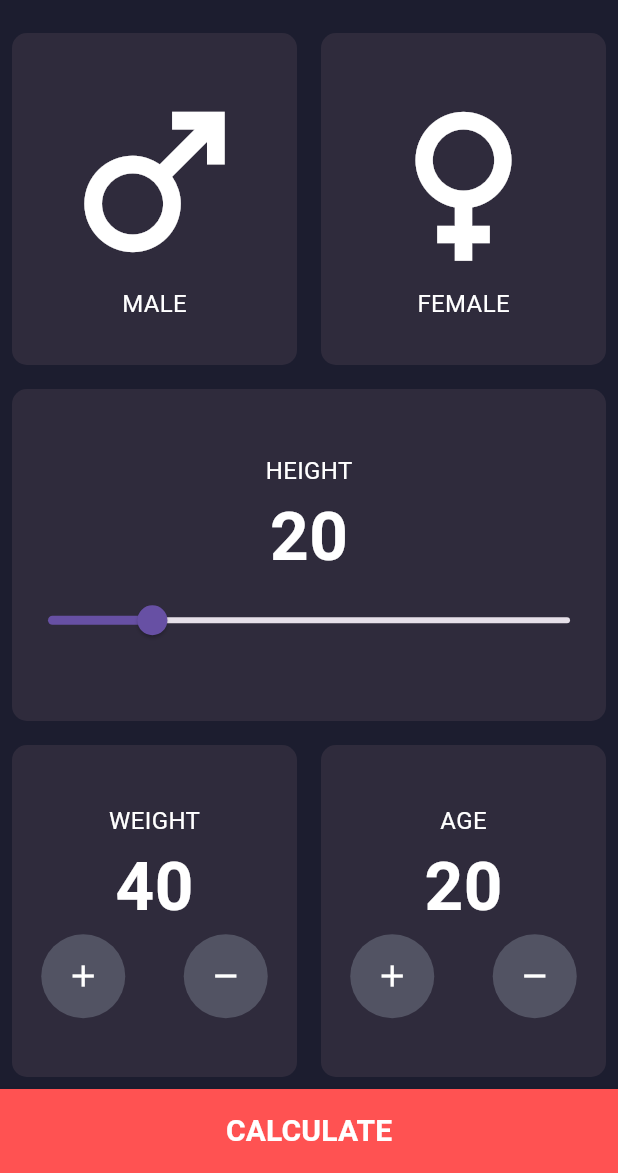
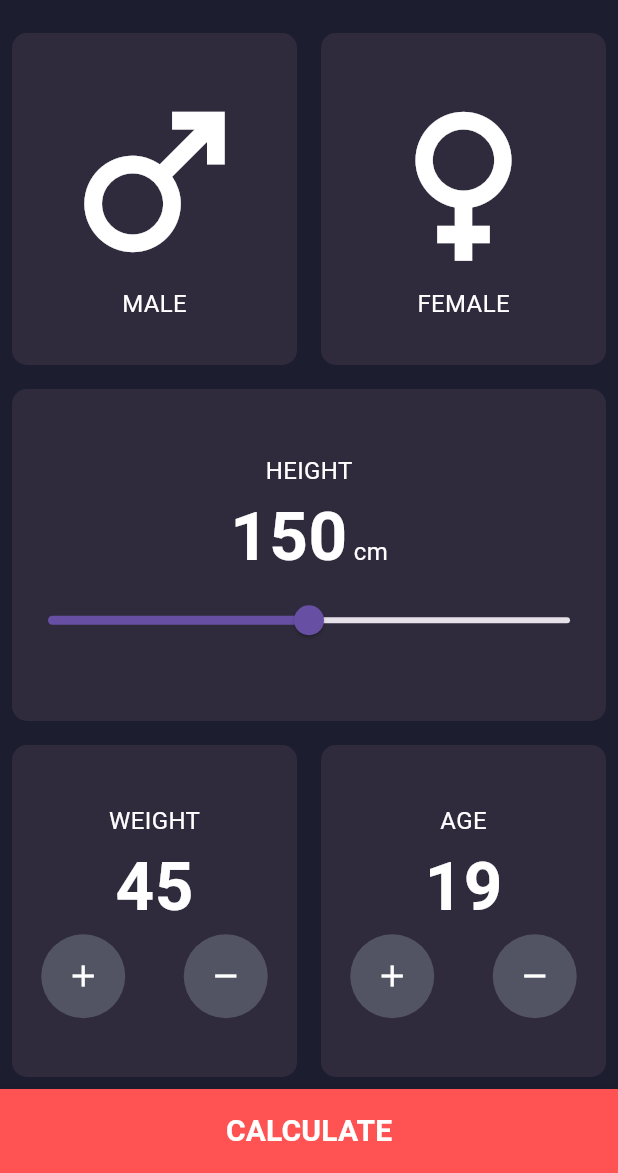
Before and after one commit to Nick-Lemy/100daysOfFlutter, a Flutter app: the screen it shows after launch, on a phone screen of 412 x 824 dp, the part 63-1236 px from its top. Run offline on Flutter 3.47's test engine with Material 3 defaults, Android fonts, the light colour scheme and no system bars; our stand-ins replace google_fonts, just_audio.

Commit message:
Almost done

```diff
--- a/bmi_calculator/lib/main.dart
+++ b/bmi_calculator/lib/main.dart
@@ -1,13 +1,9 @@
+import 'package:bmi_calculator/pages/home_page.dart';
 import 'package:flutter/material.dart';
 
 void main() {
   runApp(MyApp());
 }
-
-final Color bg = Color.fromRGBO(28, 29, 47, 1);
-final Color co = Color.fromRGBO(47, 43, 60, 1);
-final TextStyle bigNum = TextStyle(color: Colors.white, fontSize: 45, fontWeight: FontWeight.bold);
-final TextStyle smallNum = TextStyle(color: Colors.white, fontSize: 16);
 
 class MyApp extends StatelessWidget {
   const MyApp({super.key});
@@ -21,166 +17,3 @@ class MyApp extends StatelessWidget {
     );
   }
 }
-
-class HomePage extends StatefulWidget {
-  const HomePage({super.key});
-
-  @override
-  State<HomePage> createState() => _HomePageState();
-}
-
-class _HomePageState extends State<HomePage> {
-  @override
-  Widget build(BuildContext context) {
-    return Scaffold(
-      backgroundColor: bg,
-      appBar: AppBar(
-        backgroundColor: bg,
-        title: Text(
-          'BMI CALCULATOR',
-          style: TextStyle(color: Colors.white),
-        ),
-      ),
-      body: Column(
-        children: [
-          Expanded(
-            child: Row(
-              children: [
-                genderWidget(icon: Icons.male, title: 'MALE'),
-                genderWidget(icon: Icons.female, title: 'FEMALE')
-              ],
-            ),
-          ),
-          Expanded(
-            child: Padding(
-              padding: const EdgeInsets.all(8.0),
-              child: Container(
-                decoration: BoxDecoration(
-                    color: co,
-                    borderRadius: BorderRadius.all(Radius.circular(10))),
-                width: double.infinity,
-                child: Column(
-                  mainAxisAlignment: MainAxisAlignment.center,
-                  children: [
-                    Text(
-                      'HEIGHT',
-                      style: smallNum,
-                    ),
-                    Text(
-                      '20',
-                      style: bigNum,
-                    ),
-                    Slider(
-                      value: 0.2,
-                      onChanged: (a) {
-                      },
-                    )
-                  ],
-                ),
-              ),
-            ),
-          ),
-          Expanded(
-              child: Row(
-            children: [
-              bottomWidgets(title: 'WEIGHT', number: 40),
-              bottomWidgets(title: 'AGE', number: 20),
-            ],
-          ))
-        ],
-      ),
-      bottomNavigationBar: FloatingActionButton(
-        onPressed: () {},
-        backgroundColor: Colors.redAccent,
-        shape: LinearBorder(),
-        child: Text(
-          'CALCULATE',
-          style: TextStyle(
-              color: Colors.white, fontWeight: FontWeight.bold, fontSize: 20),
-        ),
-      ),
-    );
-  }
-}
-
-Expanded genderWidget({required IconData icon, required String title}) {
-  return Expanded(
-    child: Padding(
-      padding: const EdgeInsets.all(8.0),
-      child: Container(
-        decoration: BoxDecoration(
-          borderRadius: BorderRadius.all(Radius.circular(10)),
-          color: co,
-        ),
-        child: Column(
-          mainAxisAlignment: MainAxisAlignment.center,
-          children: [
-            Icon(
-              icon,
-              size: 140,
-              color: Colors.white,
-            ),
-            Text(
-              title,
-              style: smallNum,
-            )
-          ],
-        ),
-      ),
-    ),
-  );
-}
-
-Expanded bottomWidgets({required String title, required int number}) {
-  return Expanded(
-    child: Padding(
-      padding: const EdgeInsets.all(8.0),
-      child: Container(
-        decoration: BoxDecoration(
-            color: co, borderRadius: BorderRadius.all(Radius.circular(10))),
-        child: Column(
-          mainAxisAlignment: MainAxisAlignment.center,
-          children: [
-            Text(
-              title,
-              style: smallNum,
-            ),
-            Text(
-              number.toString(),
-              style: bigNum,
-            ),
-            Row(
-              mainAxisAlignment: MainAxisAlignment.spaceAround,
-              children: [
-                IconButton(
-                  onPressed: () {},
-                  icon: Icon(
-                    Icons.add,
-                    color: Colors.white,
-                  ),
-                  style: OutlinedButton.styleFrom(
-                    padding: EdgeInsetsDirectional.all(16),
-                    shadowColor: Colors.white,
-                    backgroundColor: Color.fromRGBO(82, 83, 99, 1),
-                  ),
-                ),
-                IconButton(
-                  onPressed: () {},
-                  icon: Icon(
-                    Icons.remove,
-                    color: Colors.white,
-                  ),
-                  style: OutlinedButton.styleFrom(
-                    padding: EdgeInsetsDirectional.all(16),
-                    shadowColor: Colors.white,
-                    backgroundColor: Color.fromRGBO(82, 83, 99, 1),
-                  ),
-                )
-              ],
-            )
-          ],
-        ),
-      ),
-    ),
-  );
-}
--- /dev/null
+++ b/bmi_calculator/lib/pages/home_page.dart
@@ -0,0 +1,143 @@
+import 'dart:math';
+
+import 'package:bmi_calculator/pages/result_page.dart';
+import 'package:flutter/material.dart';
+import 'package:bmi_calculator/utils/elements.dart';
+
+num? result;
+class HomePage extends StatefulWidget {
+  const HomePage({super.key});
+
+  @override
+  State<HomePage> createState() => _HomePageState();
+}
+
+class _HomePageState extends State<HomePage> {
+  double height = 150;
+  int weight = 45;
+  int age = 19;
+  @override
+  Widget build(BuildContext context) {
+    return Scaffold(
+      backgroundColor: bg,
+      appBar: AppBar(
+        backgroundColor: bg,
+        title: Text(
+          'BMI CALCULATOR',
+          style: TextStyle(color: Colors.white),
+        ),
+      ),
+      body: Column(
+        children: [
+          Expanded(
+            child: Row(
+              children: [
+                genderWidget(icon: Icons.male, title: 'MALE'),
+                genderWidget(icon: Icons.female, title: 'FEMALE')
+              ],
+            ),
+          ),
+          Expanded(
+            child: Padding(
+              padding: const EdgeInsets.all(8.0),
+              child: Container(
+                decoration: BoxDecoration(
+                    color: co,
+                    borderRadius: BorderRadius.all(Radius.circular(10))),
+                width: double.infinity,
+                child: Column(
+                  mainAxisAlignment: MainAxisAlignment.center,
+                  children: [
+                    Text(
+                      'HEIGHT',
+                      style: smallNum,
+                    ),
+                    Row(
+                      mainAxisAlignment: MainAxisAlignment.center,
+                      children: [
+                        Text(
+                          height.toInt().toString(),
+                          style: bigNum,
+                        ),
+                        Column(
+                          mainAxisAlignment: MainAxisAlignment.spaceBetween,
+                          children: [
+                            SizedBox(
+                              height: 20,
+                            ),
+                            Text(
+                              ' cm',
+                              style: smallNum,
+                            ),
+                          ],
+                        )
+                      ],
+                    ),
+                    Slider(
+                      value: height,
+                      max: 300,
+                      divisions: 300,
+                      onChanged: (double value) {
+                        setState(() {
+                          height = value.floorToDouble();
+                        });
+                      },
+                    )
+                  ],
+                ),
+              ),
+            ),
+          ),
+          Expanded(
+              child: Row(
+            children: [
+              bottomWidgets(
+                  title: 'WEIGHT',
+                  number: weight,
+                  onPressPlus: () {
+                    if(weight >= 0) {
+                    setState(() {
+                        weight++;
+                      });
+                  }},
+                  onPressMinus:() {
+                    if(weight > 0) {
+                    setState(() {
+                      weight--;
+                    });
+                  }},),
+              bottomWidgets(
+                  title: 'AGE',
+                  number: age,
+                onPressPlus: () {
+                  if(age >= 0) {
+                    setState(() {
+                      age++;
+                    });
+                  }},
+                onPressMinus:() {
+                    if(age > 0) {
+                  setState(() {
+                    age--;
+                  });
+                }},),
+            ],
+          ))
+        ],
+      ),
+      bottomNavigationBar: FloatingActionButton(
+        onPressed: () {
+          result = weight + pow(height/100, 2);
+          Navigator.pushReplacement(context, MaterialPageRoute(builder: (context)=>ResultPage()));
+        },
+        backgroundColor: Colors.redAccent,
+        shape: LinearBorder(),
+        child: Text(
+          'CALCULATE',
+          style: TextStyle(
+              color: Colors.white, fontWeight: FontWeight.bold, fontSize: 20),
+        ),
+      ),
+    );
+  }
+}
--- /dev/null
+++ b/bmi_calculator/lib/utils/elements.dart
@@ -0,0 +1,88 @@
+import 'package:flutter/material.dart';
+
+final Color bg = Color.fromRGBO(28, 29, 47, 1);
+final Color co = Color.fromRGBO(47, 43, 60, 1);
+final TextStyle bigNum = TextStyle(color: Colors.white, fontSize: 45, fontWeight: FontWeight.bold);
+final TextStyle smallNum = TextStyle(color: Colors.white, fontSize: 16);
+
+Expanded genderWidget({required IconData icon, required String title}) {
+  return Expanded(
+    child: Padding(
+      padding: const EdgeInsets.all(8.0),
+      child: Container(
+        decoration: BoxDecoration(
+          borderRadius: BorderRadius.all(Radius.circular(10)),
+          color: co,
+        ),
+        child: Column(
+          mainAxisAlignment: MainAxisAlignment.center,
+          children: [
+            Icon(
+              icon,
+              size: 140,
+              color: Colors.white,
+            ),
+            Text(
+              title,
+              style: smallNum,
+            )
+          ],
+        ),
+      ),
+    ),
+  );
+}
+
+Expanded bottomWidgets({required String title, required int number, required void Function() onPressPlus, required void Function() onPressMinus}) {
+  return Expanded(
+    child: Padding(
+      padding: const EdgeInsets.all(8.0),
+      child: Container(
+        decoration: BoxDecoration(
+            color: co, borderRadius: BorderRadius.all(Radius.circular(10))),
+        child: Column(
+          mainAxisAlignment: MainAxisAlignment.center,
+          children: [
+            Text(
+              title,
+              style: smallNum,
+            ),
+            Text(
+              number.toString(),
+              style: bigNum,
+            ),
+            Row(
+              mainAxisAlignment: MainAxisAlignment.spaceAround,
+              children: [
+                IconButton(
+                  onPressed: onPressPlus,
+                  icon: Icon(
+                    Icons.add,
+                    color: Colors.white,
+                  ),
+                  style: OutlinedButton.styleFrom(
+                    padding: EdgeInsetsDirectional.all(16),
+                    shadowColor: Colors.white,
+                    backgroundColor: Color.fromRGBO(82, 83, 99, 1),
+                  ),
+                ),
+                IconButton(
+                  onPressed: onPressMinus,
+                  icon: Icon(
+                    Icons.remove,
+                    color: Colors.white,
+                  ),
+                  style: OutlinedButton.styleFrom(
+                    padding: EdgeInsetsDirectional.all(16),
+                    shadowColor: Colors.white,
+                    backgroundColor: Color.fromRGBO(82, 83, 99, 1),
+                  ),
+                )
+              ],
+            )
+          ],
+        ),
+      ),
+    ),
+  );
+}
```
Also changed, not shown: bmi_calculator/lib/pages/result_page.dart (added, +54 -0 lines).
